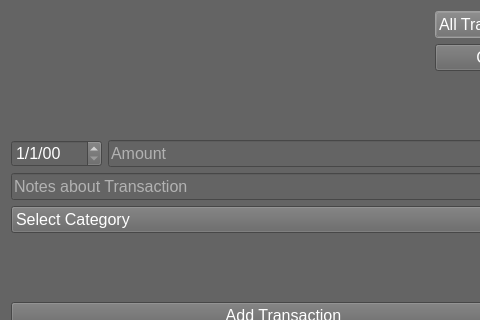
The window that gui/newtransaction_dialog.ui (kkonsw/expense-tracker) describes before a commit, drawn with Qt 5; both pictures show x 0 to 480 and y 0 to 320 of the 567 by 403 pixel window.
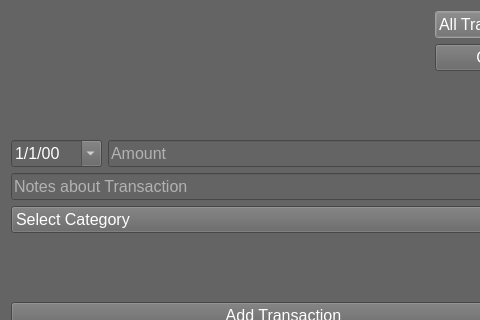
The same window after the commit.

Patch:
```diff
--- a/gui/newtransaction_dialog.ui
+++ b/gui/newtransaction_dialog.ui
@@ -115,7 +115,7 @@
         <string>d/M/yy</string>
        </property>
        <property name="calendarPopup">
-        <bool>false</bool>
+        <bool>true</bool>
        </property>
       </widget>
      </item>
```
Left out of the diff: 2 changed lines with no effect on the pictures.
